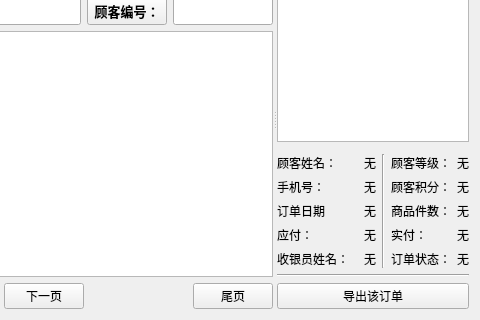
Before: the Qt Designer form view/manager/widgetordermanager.ui in ylxcvvan/Supermarket-Commodity-Management-System, drawn with Qt 5; both pictures show x 486 to 966 and y 82 to 402 of the 966 by 402 pixel window.
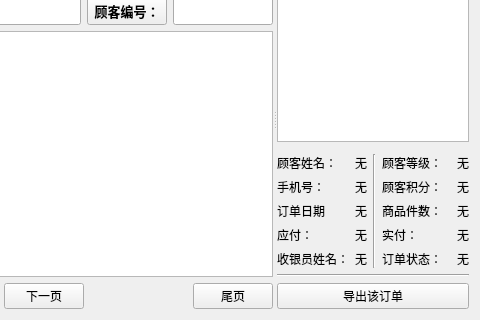
After: the same form once the commit is applied. Custom widgets are drawn as their Qt base class.

Patch:
```diff
--- a/view/manager/widgetordermanager.ui
+++ b/view/manager/widgetordermanager.ui
@@ -557,7 +557,7 @@
         </widget>
        </item>
        <item>
-        <layout class="QHBoxLayout" name="horizontalLayout_17">
+        <layout class="QHBoxLayout" name="horizontalLayout_17" stretch="1,0,1">
          <item>
           <layout class="QVBoxLayout" name="verticalLayout_7">
            <item>
```
